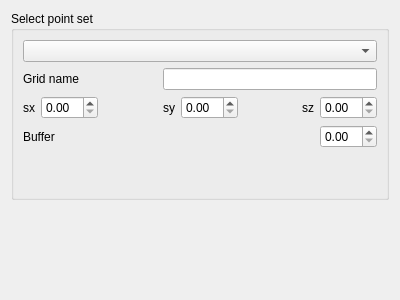
Old version of the form ui/auto_grid.ui in the repository robertorolo/LPM-Geomod_Suite.
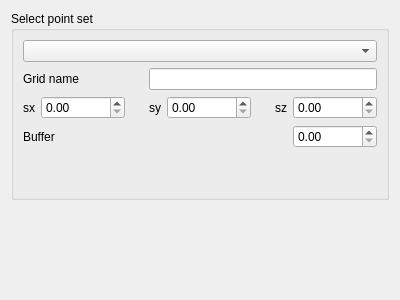
New version of the form. Custom widgets are drawn as their Qt base class.

Patch:
```diff
--- a/ui/auto_grid.ui
+++ b/ui/auto_grid.ui
@@ -139,6 +139,12 @@
           <verstretch>0</verstretch>
          </sizepolicy>
         </property>
+        <property name="maximum">
+         <double>99999999.000000000000000</double>
+        </property>
+        <property name="singleStep">
+         <double>0.100000000000000</double>
+        </property>
        </widget>
       </item>
       <item row="5" column="7">
@@ -149,6 +155,12 @@
           <verstretch>0</verstretch>
          </sizepolicy>
         </property>
+        <property name="maximum">
+         <double>99999999.000000000000000</double>
+        </property>
+        <property name="singleStep">
+         <double>0.100000000000000</double>
+        </property>
        </widget>
       </item>
       <item row="5" column="0">
@@ -172,6 +184,9 @@
           <verstretch>0</verstretch>
          </sizepolicy>
         </property>
+        <property name="maximum">
+         <double>99999999.000000000000000</double>
+        </property>
        </widget>
       </item>
       <item row="6" column="7">
@@ -182,6 +197,12 @@
           <verstretch>0</verstretch>
          </sizepolicy>
         </property>
+        <property name="maximum">
+         <double>99999999.000000000000000</double>
+        </property>
+        <property name="singleStep">
+         <double>0.100000000000000</double>
+        </property>
        </widget>
       </item>
       <item row="6" column="0" colspan="3">
```
